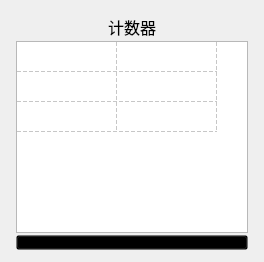
Old version of the form uiFiles/ui_score_board.ui in the repository ljzloser/Solvable-Minesweeper.
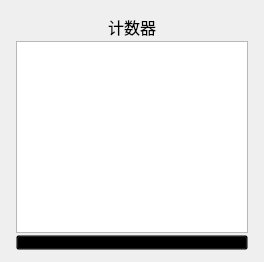
New version of the form. Icons and pictures are not drawn. Custom widgets are drawn as their Qt base class.

```diff
--- a/uiFiles/ui_score_board.ui
+++ b/uiFiles/ui_score_board.ui
@@ -207,24 +207,9 @@
      <attribute name="verticalHeaderHighlightSections">
       <bool>false</bool>
      </attribute>
-     <row>
-      <property name="text">
-       <string>新建行</string>
-      </property>
-     </row>
-     <row>
-      <property name="text">
-       <string>1</string>
-      </property>
-     </row>
-     <row>
-      <property name="text">
-       <string>3</string>
-      </property>
-     </row>
      <column>
       <property name="text">
-       <string>指标</string>
+       <string/>
       </property>
       <property name="font">
        <font>
@@ -234,7 +219,7 @@
      </column>
      <column>
       <property name="text">
-       <string>表达式</string>
+       <string/>
       </property>
       <property name="font">
        <font>
```
Left out of the diff: 2 changed lines with no effect on the pictures.
